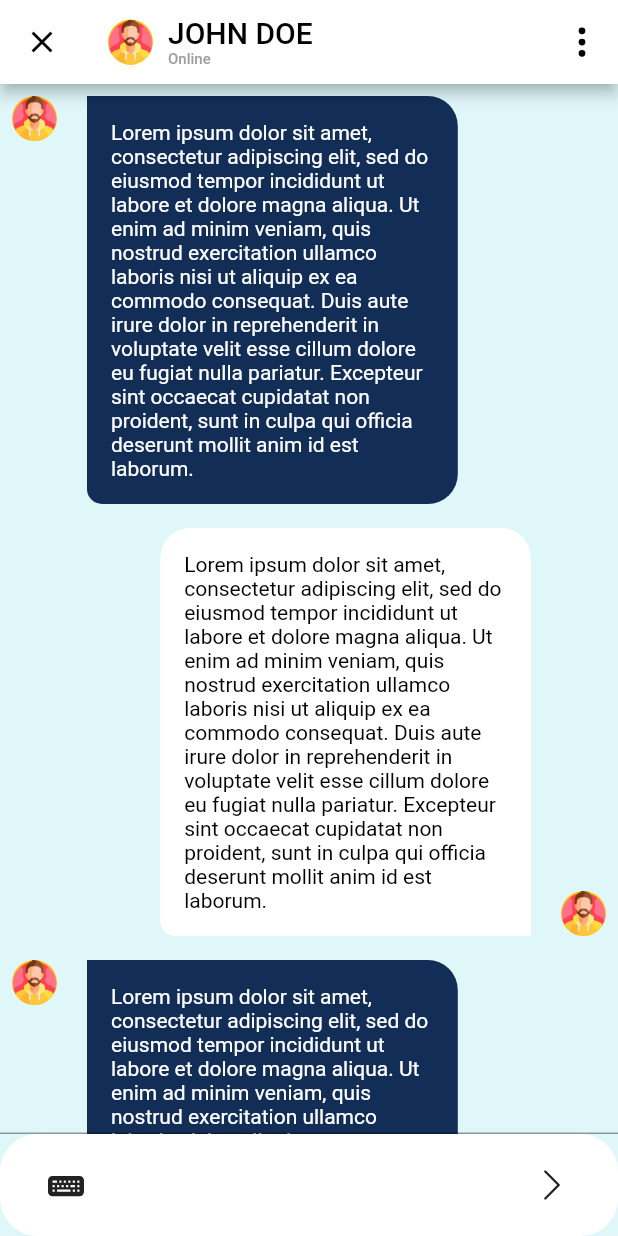
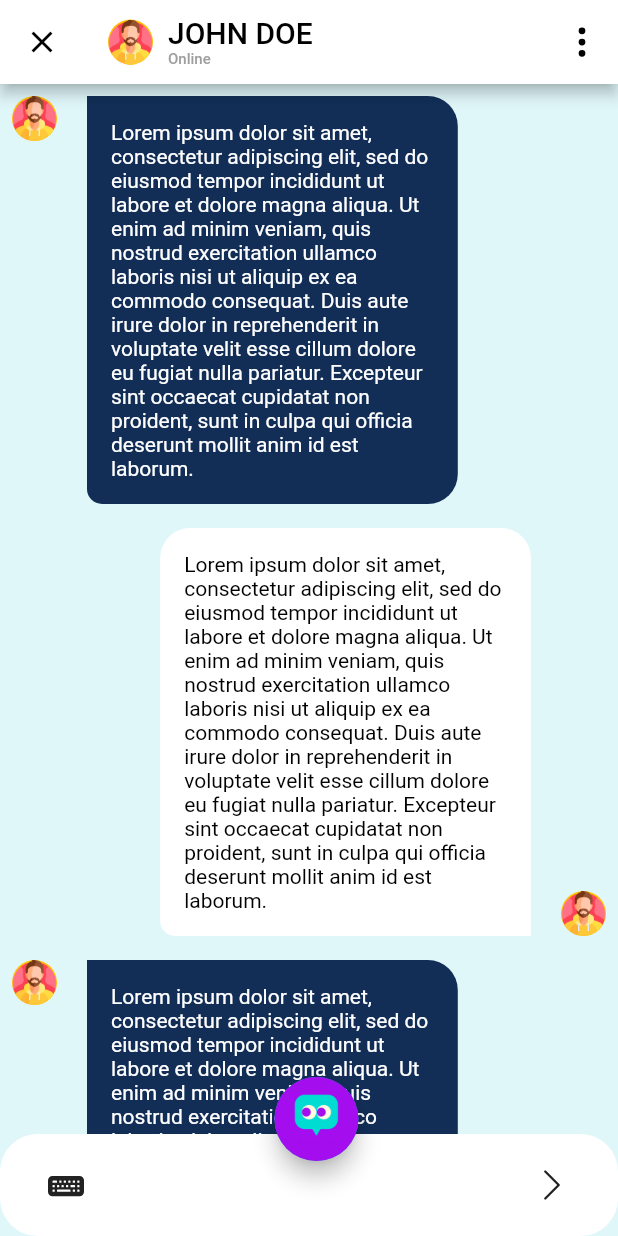
Before and after one commit to S-Haq-ue/test030924, a Flutter app: the screen it shows after launch, on a phone screen of 412 x 824 dp. Run offline on Flutter 3.47's test engine with Material 3 defaults, Android fonts, the light colour scheme and no system bars; our stand-ins replace icons_plus.

Commit message:
chat page

```diff
--- a/lib/screens/chat_screen.dart
+++ b/lib/screens/chat_screen.dart
@@ -1,4 +1,5 @@
 import 'package:flutter/material.dart';
+import 'package:flutter/services.dart';
 import 'package:icons_plus/icons_plus.dart';
 import 'package:togen_test/chat_data.dart';
 import 'package:togen_test/data.dart';
@@ -11,8 +12,6 @@ class ChatScreen extends StatefulWidget {
 }
 
 class _ChatScreenState extends State<ChatScreen> {
-  FocusNode keyBoardFocusNode = FocusNode();
-
   @override
   Widget build(BuildContext context) {
     return SafeArea(
@@ -77,9 +76,8 @@ class _ChatScreenState extends State<ChatScreen> {
                 return Padding(
                   padding: const EdgeInsets.all(8.0),
                   child: Row(
-                    crossAxisAlignment: chatDataList[index].user == 1
-                        ? CrossAxisAlignment.end
-                        : CrossAxisAlignment.start,
+                    crossAxisAlignment:
+                        chatDataList[index].user == 1 ? CrossAxisAlignment.end : CrossAxisAlignment.start,
                     children: [
                       if (chatDataList[index].user == 0)
                         const CircleAvatar(
@@ -115,14 +113,13 @@ class _ChatScreenState extends State<ChatScreen> {
                 );
               },
             ),
+            Stack(
+              children: [
                 SizedBox(
                   height: MediaQuery.of(context).size.height,
                   child: Column(
                     children: [
                       const Spacer(),
-                  TextFormField(
-                    focusNode: keyBoardFocusNode,
-                  ),
                       Container(
                         width: double.maxFinite,
                         decoration: BoxDecoration(
@@ -130,28 +127,43 @@ class _ChatScreenState extends State<ChatScreen> {
                           color: Colors.white,
                         ),
                         child: Padding(
-                      padding: const EdgeInsets.symmetric(
-                          horizontal: 20, vertical: 10),
+                          padding: const EdgeInsets.symmetric(horizontal: 20, vertical: 10),
                           child: Row(
                             mainAxisAlignment: MainAxisAlignment.spaceBetween,
                             children: [
                               IconButton(
                                 onPressed: () {
-                              FocusScope.of(context)
-                                  .requestFocus(keyBoardFocusNode);
+                                  SystemChannels.textInput.invokeMethod("TextInput.show");
                                 },
                                 icon: const Icon(Bootstrap.keyboard_fill),
                               ),
-                          IconButton(
-                              onPressed: () {},
-                              icon: const Icon(Bootstrap.chevron_right)),
+                              IconButton(onPressed: () {}, icon: const Icon(Bootstrap.chevron_right),),
                             ],
                           ),
                         ),
                       ),
                     ],
                   ),
-            )
+                ),
+                Positioned(
+                  bottom: 50,
+                  right: MediaQuery.of(context).size.width*0.42,
+                  child: Center(
+                    child: FloatingActionButton(
+                      onPressed: () {},
+                      child: const CircleAvatar(
+                          maxRadius: double.maxFinite,
+                          backgroundColor: Color.fromARGB(255, 164, 13, 238),
+                          child: Image(
+                            image: AssetImage("assets/images/chat2.png"),
+                            fit: BoxFit.cover,
+                          ),
+                        ),
+                    ),
+                  ),
+                ),
+              ],
+            ),
           ],
         ),
       ),
@@ -172,17 +184,11 @@ class ChatContainer extends StatelessWidget {
     return Container(
       width: MediaQuery.of(context).size.width * 0.6,
       decoration: BoxDecoration(
-          color: chat.user == 0
-              ? const Color.fromARGB(255, 18, 46, 87)
-              : Colors.white,
+          color: chat.user == 0 ? const Color.fromARGB(255, 18, 46, 87) : Colors.white,
           borderRadius: BorderRadius.only(
             bottomLeft: const Radius.circular(10),
-            bottomRight: chat.user == 0
-                ? const Radius.circular(20)
-                : const Radius.circular(0),
-            topLeft: chat.user == 0
-                ? const Radius.circular(0)
-                : const Radius.circular(20),
+            bottomRight: chat.user == 0 ? const Radius.circular(20) : const Radius.circular(0),
+            topLeft: chat.user == 0 ? const Radius.circular(0) : const Radius.circular(20),
             topRight: const Radius.circular(20),
           )),
       child: Padding(
@@ -195,3 +201,47 @@ class ChatContainer extends StatelessWidget {
     );
   }
 }
+
+// class BottomStructure extends CustomPainter {
+//   @override
+//   void paint(Canvas canvas, Size size) {
+//     // Layer 1
+
+//     Paint paintFill0 = Paint()
+//       ..color = const Color.fromARGB(255, 255, 255, 255)
+//       ..style = PaintingStyle.fill
+//       ..strokeWidth = size.width * 0.2
+//       ..strokeCap = StrokeCap.round
+//       ..strokeJoin = StrokeJoin.round;
+
+//     Path path_0 = Path();
+//     path_0.moveTo(size.width * 0.2925000, size.height * 0.4314286);
+//     path_0.lineTo(size.width * 0.2924750, size.height * 0.5690143);
+//     path_0.lineTo(size.width * 0.6691667, size.height * 0.5714286);
+//     path_0.lineTo(size.width * 0.6675000, size.height * 0.4300000);
+//     path_0.lineTo(size.width * 0.5441667, size.height * 0.4314286);
+//     path_0.lineTo(size.width * 0.5000750, size.height * 0.5008857);
+//     path_0.lineTo(size.width * 0.4587833, size.height * 0.4991429);
+//     path_0.lineTo(size.width * 0.4183333, size.height * 0.4300000);
+//     path_0.lineTo(size.width * 0.2925000, size.height * 0.4314286);
+//     path_0.close();
+
+//     canvas.drawPath(path_0, paintFill0);
+
+//     // Layer 1
+
+//     Paint paintStroke0 = Paint()
+//       ..color = const Color.fromARGB(255, 33, 150, 243)
+//       ..style = PaintingStyle.stroke
+//       ..strokeWidth = size.width * 0.00
+//       ..strokeCap = StrokeCap.round
+//       ..strokeJoin = StrokeJoin.round;
+
+//     canvas.drawPath(path_0, paintStroke0);
+//   }
+
+//   @override
+//   bool shouldRepaint(covariant CustomPainter oldDelegate) {
+//     return true;
+//   }
+// }
--- a/lib/screens/flash_card/flash_card.dart
+++ b/lib/screens/flash_card/flash_card.dart
@@ -8,7 +8,7 @@ class FlashCard extends StatelessWidget {
   Widget build(BuildContext context) {
     return Scaffold(
         appBar: AppBar(
-          backgroundColor: const Color.fromARGB(255, 101, 10, 10),
+          backgroundColor: const Color.fromARGB(255, 164, 13, 238),
           leading: IconButton(onPressed: () {
 
           }, icon: const Icon(Bootstrap.chevron_left)),
```
Also changed, not shown: assets/images/chat2.png (added). Lines whose indentation alone changed are shown as unchanged.
